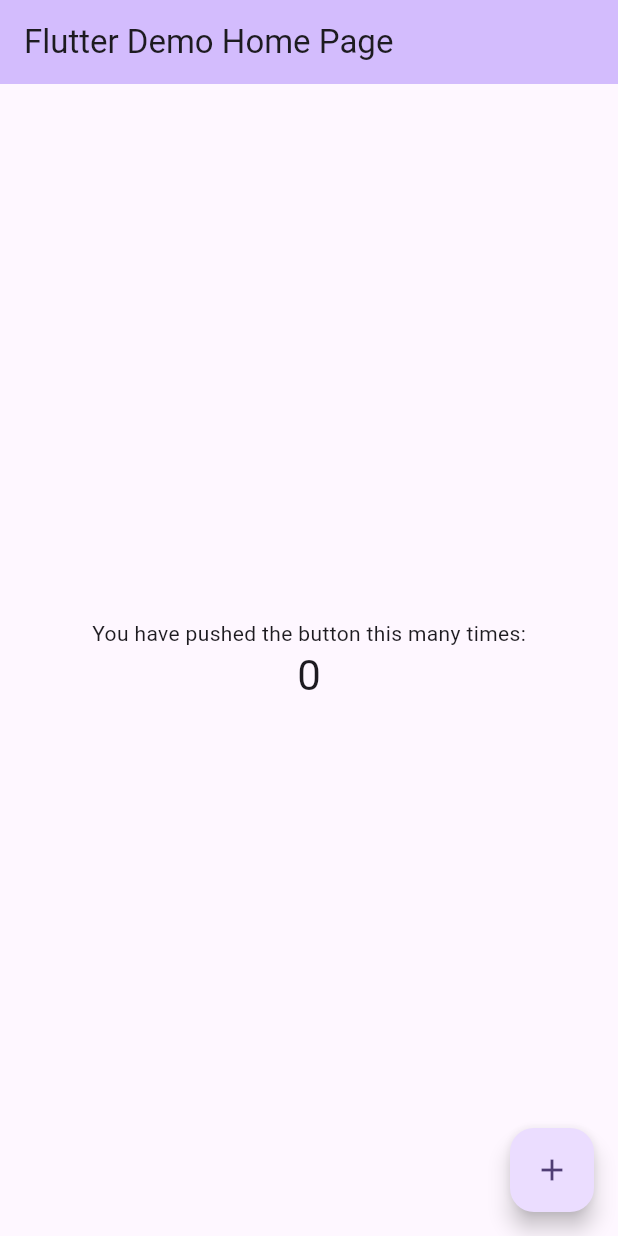
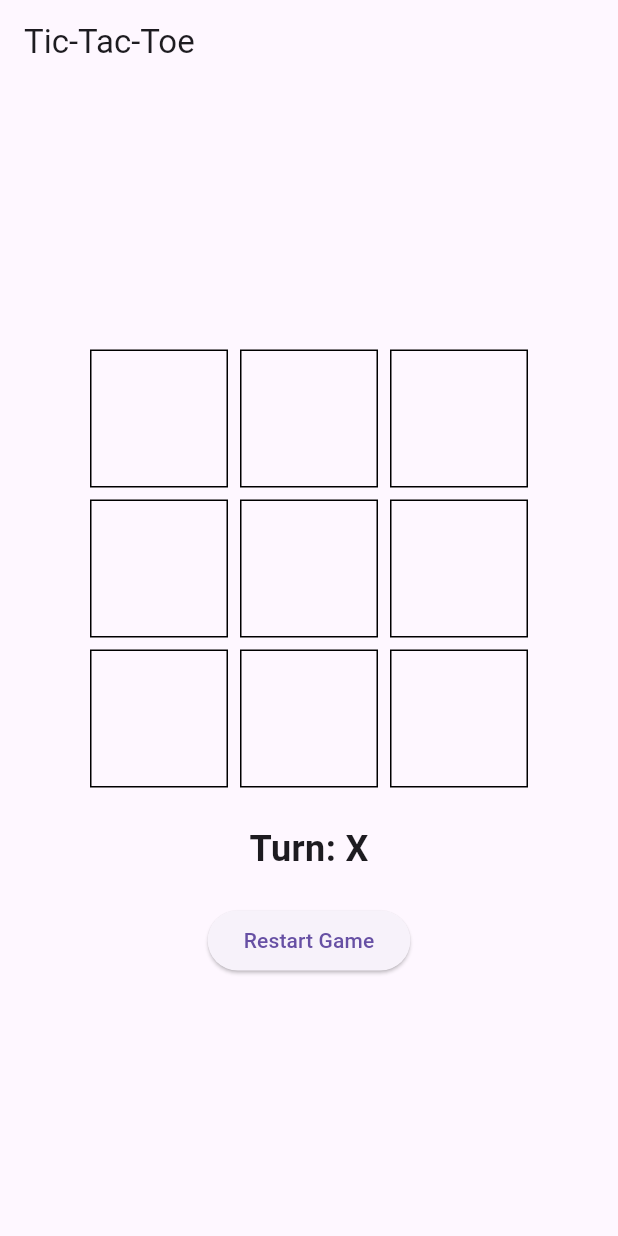
Before and after one commit to kirankumar2403/tic-tac-toee, a Flutter app: the screen it shows after launch, on a phone screen of 412 x 824 dp. Run offline on Flutter 3.47's test engine with Material 3 defaults, Android fonts, the phone set to English and light mode, and no system bars.

Commit message:
Add my folder

```diff
--- a/app/lib/main.dart
+++ b/app/lib/main.dart
@@ -1,4 +1,5 @@
 import 'package:flutter/material.dart';
+import 'package:provider/provider.dart';
 
 void main() {
   runApp(const MyApp());
@@ -7,119 +8,156 @@ void main() {
 class MyApp extends StatelessWidget {
   const MyApp({super.key});
 
-  // This widget is the root of your application.
   @override
   Widget build(BuildContext context) {
-    return MaterialApp(
-      title: 'Flutter Demo',
-      theme: ThemeData(
-        // This is the theme of your application.
-        //
-        // TRY THIS: Try running your application with "flutter run". You'll see
-        // the application has a purple toolbar. Then, without quitting the app,
-        // try changing the seedColor in the colorScheme below to Colors.green
-        // and then invoke "hot reload" (save your changes or press the "hot
-        // reload" button in a Flutter-supported IDE, or press "r" if you used
-        // the command line to start the app).
-        //
-        // Notice that the counter didn't reset back to zero; the application
-        // state is not lost during the reload. To reset the state, use hot
-        // restart instead.
-        //
-        // This works for code too, not just values: Most code changes can be
-        // tested with just a hot reload.
-        colorScheme: ColorScheme.fromSeed(seedColor: Colors.deepPurple),
-        useMaterial3: true,
+    return ChangeNotifierProvider(
+      create: (context) => TicTacToeProvider(),
+      child: MaterialApp(
+        debugShowCheckedModeBanner: false,
+        home: TicTacToeScreen(),
       ),
-      home: const MyHomePage(title: 'Flutter Demo Home Page'),
     );
   }
 }
 
-class MyHomePage extends StatefulWidget {
-  const MyHomePage({super.key, required this.title});
+class TicTacToeScreen extends StatelessWidget {
+  @override
+  Widget build(BuildContext context) {
+    final game = Provider.of<TicTacToeProvider>(context);
+    return Scaffold(
+      appBar: AppBar(title: const Text('Tic-Tac-Toe')),
+      body: Center(
+        child: Column(
+          mainAxisAlignment: MainAxisAlignment.center,
+          children: [
+            SizedBox(
+              width: 300,
+              height: 300,
+              child: Stack(
+                children: [
+                  GridView.builder(
+                    gridDelegate: const SliverGridDelegateWithFixedCrossAxisCount(
+                      crossAxisCount: 3,
+                      childAspectRatio: 1.0,
+                    ),
+                    itemCount: 9,
+                    itemBuilder: (context, index) {
+                      return GestureDetector(
+                        onTap: () => game.makeMove(index),
+                        child: Container(
+                          margin: const EdgeInsets.all(4.0),
+                          decoration: BoxDecoration(
+                            border: Border.all(color: Colors.black),
+                          ),
+                          child: Center(
+                            child: Text(
+                              game.board[index],
+                              style: const TextStyle(fontSize: 40, fontWeight: FontWeight.bold),
+                            ),
+                          ),
+                        ),
+                      );
+                    },
+                  ),
+                  if (game.winningLine.isNotEmpty)
+                    CustomPaint(
+                      size: const Size(300, 300),
+                      painter: LinePainter(game.winningLine),
+                    ),
+                ],
+              ),
+            ),
+            const SizedBox(height: 20),
+            Text(
+              game.winner.isNotEmpty ? '~~${game.winner} Wins!~~' : 'Turn: ${game.currentPlayer}',
+              style: const TextStyle(fontSize: 24, fontWeight: FontWeight.bold),
+            ),
+            const SizedBox(height: 20),
+            ElevatedButton(
+              onPressed: game.resetGame,
+              child: const Text('Restart Game'),
+            )
+          ],
+        ),
+      ),
+    );
+  }
+}
 
-  // This widget is the home page of your application. It is stateful, meaning
-  // that it has a State object (defined below) that contains fields that affect
-  // how it looks.
+class TicTacToeProvider extends ChangeNotifier {
+  List<String> board = List.filled(9, '');
+  String currentPlayer = 'X';
+  String winner = '';
+  List<int> winningLine = [];
 
-  // This class is the configuration for the state. It holds the values (in this
-  // case the title) provided by the parent (in this case the App widget) and
-  // used by the build method of the State. Fields in a Widget subclass are
-  // always marked "final".
+  void makeMove(int index) {
+    if (board[index] == '' && winner.isEmpty) {
+      board[index] = currentPlayer;
+      if (checkWinner()) {
+        winner = currentPlayer;
+      } else {
+        currentPlayer = currentPlayer == 'X' ? 'O' : 'X';
+      }
+      notifyListeners();
+    }
+  }
 
-  final String title;
+  bool checkWinner() {
+    List<List<int>> winPatterns = [
+      [0, 1, 2], [3, 4, 5], [6, 7, 8],
+      [0, 3, 6], [1, 4, 7], [2, 5, 8],
+      [0, 4, 8], [2, 4, 6]
+    ];
+    for (var pattern in winPatterns) {
+      if (board[pattern[0]] != '' &&
+          board[pattern[0]] == board[pattern[1]] &&
+          board[pattern[1]] == board[pattern[2]]) {
+        winningLine = pattern;
+        return true;
+      }
+    }
+    return false;
+  }
+
+  void resetGame() {
+    board = List.filled(9, '');
+    currentPlayer = 'X';
+    winner = '';
+    winningLine = [];
+    notifyListeners();
+  }
+}
+
+class LinePainter extends CustomPainter {
+  final List<int> winningLine;
+  LinePainter(this.winningLine);
 
   @override
-  State<MyHomePage> createState() => _MyHomePageState();
-}
+  void paint(Canvas canvas, Size size) {
+    if (winningLine.isEmpty) return;
 
-class _MyHomePageState extends State<MyHomePage> {
-  int _counter = 0;
+    final paint = Paint()
+      ..color = Colors.red
+      ..strokeWidth = 5
+      ..strokeCap = StrokeCap.round;
 
-  void _incrementCounter() {
-    setState(() {
-      // This call to setState tells the Flutter framework that something has
-      // changed in this State, which causes it to rerun the build method below
-      // so that the display can reflect the updated values. If we changed
-      // _counter without calling setState(), then the build method would not be
-      // called again, and so nothing would appear to happen.
-      _counter++;
-    });
+    final cellWidth = size.width / 3;
+    final cellHeight = size.height / 3;
+
+    final startX = (winningLine.first % 3) * cellWidth + cellWidth / 2;
+    final startY = (winningLine.first ~/ 3) * cellHeight + cellHeight / 2;
+    final endX = (winningLine.last % 3) * cellWidth + cellWidth / 2;
+    final endY = (winningLine.last ~/ 3) * cellHeight + cellHeight / 2;
+
+    canvas.drawLine(
+      Offset(startX, startY),
+      Offset(endX, endY),
+      paint,
+    );
   }
 
   @override
-  Widget build(BuildContext context) {
-    // This method is rerun every time setState is called, for instance as done
-    // by the _incrementCounter method above.
-    //
-    // The Flutter framework has been optimized to make rerunning build methods
-    // fast, so that you can just rebuild anything that needs updating rather
-    // than having to individually change instances of widgets.
-    return Scaffold(
-      appBar: AppBar(
-        // TRY THIS: Try changing the color here to a specific color (to
-        // Colors.amber, perhaps?) and trigger a hot reload to see the AppBar
-        // change color while the other colors stay the same.
-        backgroundColor: Theme.of(context).colorScheme.inversePrimary,
-        // Here we take the value from the MyHomePage object that was created by
-        // the App.build method, and use it to set our appbar title.
-        title: Text(widget.title),
-      ),
-      body: Center(
-        // Center is a layout widget. It takes a single child and positions it
-        // in the middle of the parent.
-        child: Column(
-          // Column is also a layout widget. It takes a list of children and
-          // arranges them vertically. By default, it sizes itself to fit its
-          // children horizontally, and tries to be as tall as its parent.
-          //
-          // Column has various properties to control how it sizes itself and
-          // how it positions its children. Here we use mainAxisAlignment to
-          // center the children vertically; the main axis here is the vertical
-          // axis because Columns are vertical (the cross axis would be
-          // horizontal).
-          //
-          // TRY THIS: Invoke "debug painting" (choose the "Toggle Debug Paint"
-          // action in the IDE, or press "p" in the console), to see the
-          // wireframe for each widget.
-          mainAxisAlignment: MainAxisAlignment.center,
-          children: <Widget>[
-            const Text(
-              'You have pushed the button this many times:',
-            ),
-            Text(
-              '$_counter',
-              style: Theme.of(context).textTheme.headlineMedium,
-            ),
-          ],
-        ),
-      ),
-      floatingActionButton: FloatingActionButton(
-        onPressed: _incrementCounter,
-        tooltip: 'Increment',
-        child: const Icon(Icons.add),
-      ), // This trailing comma makes auto-formatting nicer for build methods.
-    );
+  bool shouldRepaint(covariant CustomPainter oldDelegate) {
+    return true;
   }
 }
```
